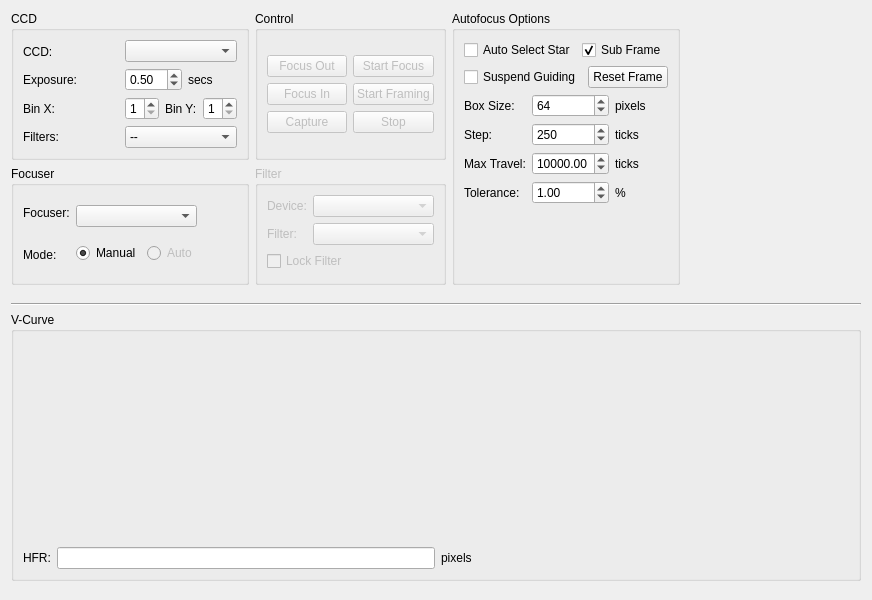
Old version of the form kstars/ekos/focus.ui in the repository KDE/kstars.
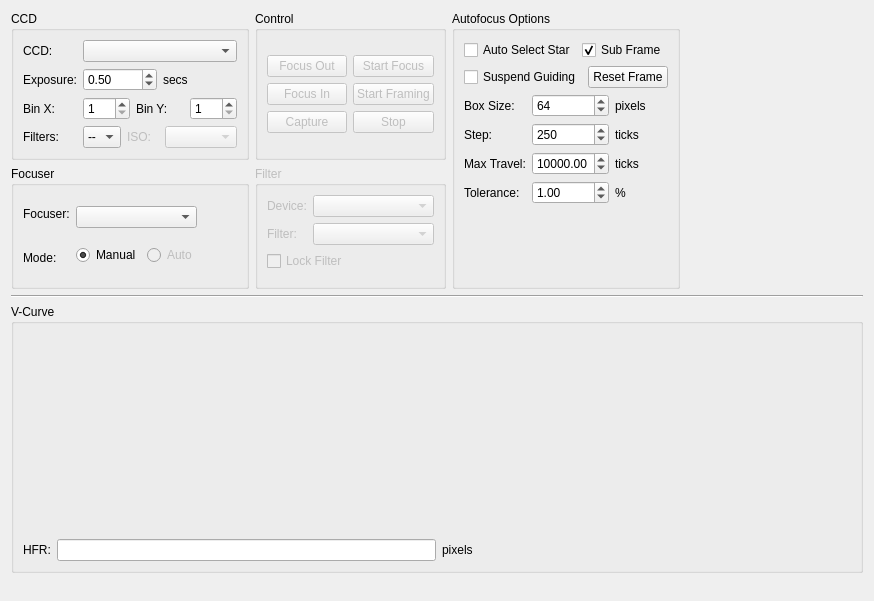
New version of the form. Custom widgets are drawn as their Qt base class.

Commit message: Adding ISO selection to Focus and CCD modules

```diff
--- a/kstars/ekos/focus.ui
+++ b/kstars/ekos/focus.ui
@@ -6,24 +6,22 @@
    <rect>
     <x>0</x>
     <y>0</y>
-    <width>872</width>
-    <height>600</height>
+    <width>874</width>
+    <height>601</height>
    </rect>
   </property>
-  <layout class="QVBoxLayout" name="verticalLayout_6">
+  <layout class="QVBoxLayout" name="verticalLayout">
    <item>
-    <layout class="QHBoxLayout" name="horizontalLayout_10">
+    <layout class="QHBoxLayout" name="horizontalLayout">
      <item>
-      <layout class="QGridLayout" name="gridLayout_3">
+      <layout class="QGridLayout" name="gridLayout_4">
        <item row="0" column="0">
         <widget class="QGroupBox" name="ccdGroup">
          <property name="title">
           <string>CCD</string>
          </property>
-         <layout class="QHBoxLayout" name="horizontalLayout_6">
-          <item>
-           <layout class="QVBoxLayout" name="verticalLayout">
-            <item>
+         <layout class="QFormLayout" name="formLayout">
+          <item row="0" column="0">
              <widget class="QLabel" name="textLabel1_6">
               <property name="toolTip">
                <string/>
@@ -36,38 +34,17 @@
               </property>
              </widget>
             </item>
-            <item>
+          <item row="0" column="1">
+           <widget class="QComboBox" name="CCDCaptureCombo"/>
+          </item>
+          <item row="1" column="0">
              <widget class="QLabel" name="label_7">
               <property name="text">
                <string>Exposure:</string>
               </property>
              </widget>
             </item>
-            <item>
-             <widget class="QLabel" name="label_18">
-              <property name="text">
-               <string>Bin X:</string>
-              </property>
-             </widget>
-            </item>
-            <item>
-             <widget class="QLabel" name="label_8">
-              <property name="toolTip">
-               <string>Apply filter to image after capture to enhance it</string>
-              </property>
-              <property name="text">
-               <string>Filters:</string>
-              </property>
-             </widget>
-            </item>
-           </layout>
-          </item>
-          <item>
-           <layout class="QVBoxLayout" name="verticalLayout_2">
-            <item>
-             <widget class="QComboBox" name="CCDCaptureCombo"/>
-            </item>
-            <item>
+          <item row="1" column="1">
              <layout class="QHBoxLayout" name="horizontalLayout_3">
               <item>
                <widget class="QDoubleSpinBox" name="exposureIN">
@@ -75,7 +52,7 @@
                  <double>0.010000000000000</double>
                 </property>
                 <property name="maximum">
-                 <double>20.000000000000000</double>
+               <double>300.000000000000000</double>
                 </property>
                 <property name="singleStep">
                  <double>0.100000000000000</double>
@@ -94,7 +71,14 @@
               </item>
              </layout>
             </item>
-            <item>
+          <item row="2" column="0">
+           <widget class="QLabel" name="label_18">
+            <property name="text">
+             <string>Bin X:</string>
+            </property>
+           </widget>
+          </item>
+          <item row="2" column="1">
              <layout class="QHBoxLayout" name="horizontalLayout_5">
               <item>
                <widget class="QDoubleSpinBox" name="kcfg_focusXBin">
@@ -143,6 +127,18 @@
               </item>
              </layout>
             </item>
+          <item row="3" column="0">
+           <widget class="QLabel" name="label_8">
+            <property name="toolTip">
+             <string>Apply filter to image after capture to enhance it</string>
+            </property>
+            <property name="text">
+             <string>Filters:</string>
+            </property>
+           </widget>
+          </item>
+          <item row="3" column="1">
+           <layout class="QHBoxLayout" name="horizontalLayout_6">
             <item>
              <widget class="QComboBox" name="filterCombo">
               <item>
@@ -152,6 +148,23 @@
               </item>
              </widget>
             </item>
+            <item>
+             <widget class="QLabel" name="ISOLabel">
+              <property name="enabled">
+               <bool>false</bool>
+              </property>
+              <property name="text">
+               <string>ISO:</string>
+              </property>
+             </widget>
+            </item>
+            <item>
+             <widget class="QComboBox" name="ISOCombo">
+              <property name="enabled">
+               <bool>false</bool>
+              </property>
+             </widget>
+            </item>
            </layout>
           </item>
          </layout>
@@ -607,20 +620,6 @@
      </item>
     </layout>
    </item>
-   <item>
-    <widget class="Line" name="line">
-     <property name="orientation">
-      <enum>Qt::Vertical</enum>
-     </property>
-    </widget>
-   </item>
-   <item>
-    <widget class="Line" name="line_2">
-     <property name="orientation">
-      <enum>Qt::Vertical</enum>
-     </property>
-    </widget>
-   </item>
    <item>
     <widget class="Line" name="line_3">
      <property name="orientation">
```
Lines whose indentation alone changed are shown as unchanged. The commit also changes 1 other file.
